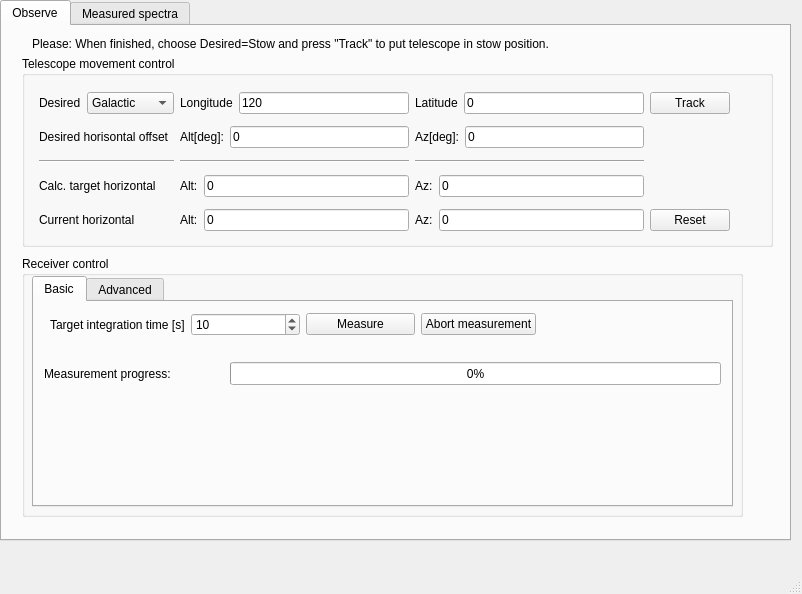
Above: Control_program/SALSA_UI.ui from varenius/salsa before the change. Below: the same form after it.
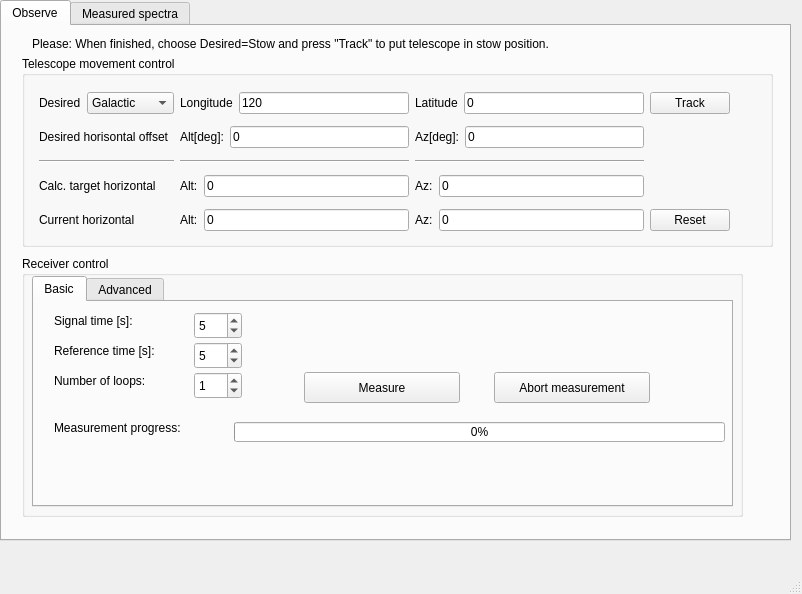
That is the form after the change.

Commit message: GUI update for switched functionality

```diff
--- a/Control_program/SALSA_UI.ui
+++ b/Control_program/SALSA_UI.ui
@@ -356,65 +356,13 @@
         <attribute name="title">
          <string>Basic</string>
         </attribute>
-        <widget class="QWidget" name="layoutWidget">
-         <property name="geometry">
-          <rect>
-           <x>16</x>
-           <y>8</y>
-           <width>486</width>
-           <height>29</height>
-          </rect>
-         </property>
-         <layout class="QHBoxLayout" name="horizontalLayout_4">
-          <item>
-           <widget class="QLabel" name="IntegrationTimeLabel">
-            <property name="text">
-             <string>Target integration time [s]</string>
-            </property>
-           </widget>
-          </item>
-          <item>
-           <widget class="QSpinBox" name="IntegrationTimeInput">
-            <property name="minimum">
-             <number>1</number>
-            </property>
-            <property name="maximum">
-             <number>3600</number>
-            </property>
-            <property name="singleStep">
-             <number>1</number>
-            </property>
-            <property name="value">
-             <number>10</number>
-            </property>
-           </widget>
-          </item>
-          <item>
-           <widget class="QPushButton" name="btn_observe">
-            <property name="text">
-             <string>Measure</string>
-            </property>
-           </widget>
-          </item>
-          <item>
-           <widget class="QPushButton" name="btn_abort">
-            <property name="text">
-             <string>Abort measurement</string>
-            </property>
-            <property name="default">
-             <bool>false</bool>
-            </property>
-           </widget>
-          </item>
-         </layout>
-        </widget>
         <widget class="QLabel" name="progresslabel">
          <property name="geometry">
           <rect>
-           <x>10</x>
-           <y>60</y>
+           <x>20</x>
+           <y>110</y>
            <width>171</width>
-           <height>23</height>
+           <height>31</height>
           </rect>
          </property>
          <property name="text">
@@ -424,16 +372,123 @@
         <widget class="QProgressBar" name="progressBar">
          <property name="geometry">
           <rect>
-           <x>196</x>
-           <y>60</y>
+           <x>200</x>
+           <y>120</y>
            <width>491</width>
-           <height>23</height>
+           <height>20</height>
           </rect>
          </property>
          <property name="value">
           <number>0</number>
          </property>
         </widget>
+        <widget class="QPushButton" name="btn_abort">
+         <property name="geometry">
+          <rect>
+           <x>460</x>
+           <y>70</y>
+           <width>156</width>
+           <height>31</height>
+          </rect>
+         </property>
+         <property name="text">
+          <string>Abort measurement</string>
+         </property>
+         <property name="default">
+          <bool>false</bool>
+         </property>
+        </widget>
+        <widget class="QPushButton" name="btn_observe">
+         <property name="geometry">
+          <rect>
+           <x>270</x>
+           <y>70</y>
+           <width>156</width>
+           <height>31</height>
+          </rect>
+         </property>
+         <property name="text">
+          <string>Measure</string>
+         </property>
+        </widget>
+        <widget class="QLabel" name="signal_time_label">
+         <property name="geometry">
+          <rect>
+           <x>20</x>
+           <y>10</y>
+           <width>101</width>
+           <height>17</height>
+          </rect>
+         </property>
+         <property name="text">
+          <string>Signal time [s]:</string>
+         </property>
+        </widget>
+        <widget class="QLabel" name="ref_time_label">
+         <property name="geometry">
+          <rect>
+           <x>20</x>
+           <y>40</y>
+           <width>131</width>
+           <height>17</height>
+          </rect>
+         </property>
+         <property name="text">
+          <string>Reference time [s]:</string>
+         </property>
+        </widget>
+        <widget class="QSpinBox" name="sig_time_spinbox">
+         <property name="geometry">
+          <rect>
+           <x>160</x>
+           <y>10</y>
+           <width>48</width>
+           <height>27</height>
+          </rect>
+         </property>
+         <property name="value">
+          <number>5</number>
+         </property>
+        </widget>
+        <widget class="QSpinBox" name="ref_time_spinBox">
+         <property name="geometry">
+          <rect>
+           <x>160</x>
+           <y>40</y>
+           <width>48</width>
+           <height>27</height>
+          </rect>
+         </property>
+         <property name="value">
+          <number>5</number>
+         </property>
+        </widget>
+        <widget class="QSpinBox" name="loops_spinbox">
+         <property name="geometry">
+          <rect>
+           <x>160</x>
+           <y>70</y>
+           <width>48</width>
+           <height>27</height>
+          </rect>
+         </property>
+         <property name="value">
+          <number>1</number>
+         </property>
+        </widget>
+        <widget class="QLabel" name="loops_label">
+         <property name="geometry">
+          <rect>
+           <x>20</x>
+           <y>70</y>
+           <width>131</width>
+           <height>17</height>
+          </rect>
+         </property>
+         <property name="text">
+          <string>Number of loops:</string>
+         </property>
+        </widget>
        </widget>
        <widget class="QWidget" name="receiver_tab_advanced">
         <attribute name="title">
```
Left out of the diff: 6 changed lines with no effect on the pictures. The commit also changes 3 other files.
